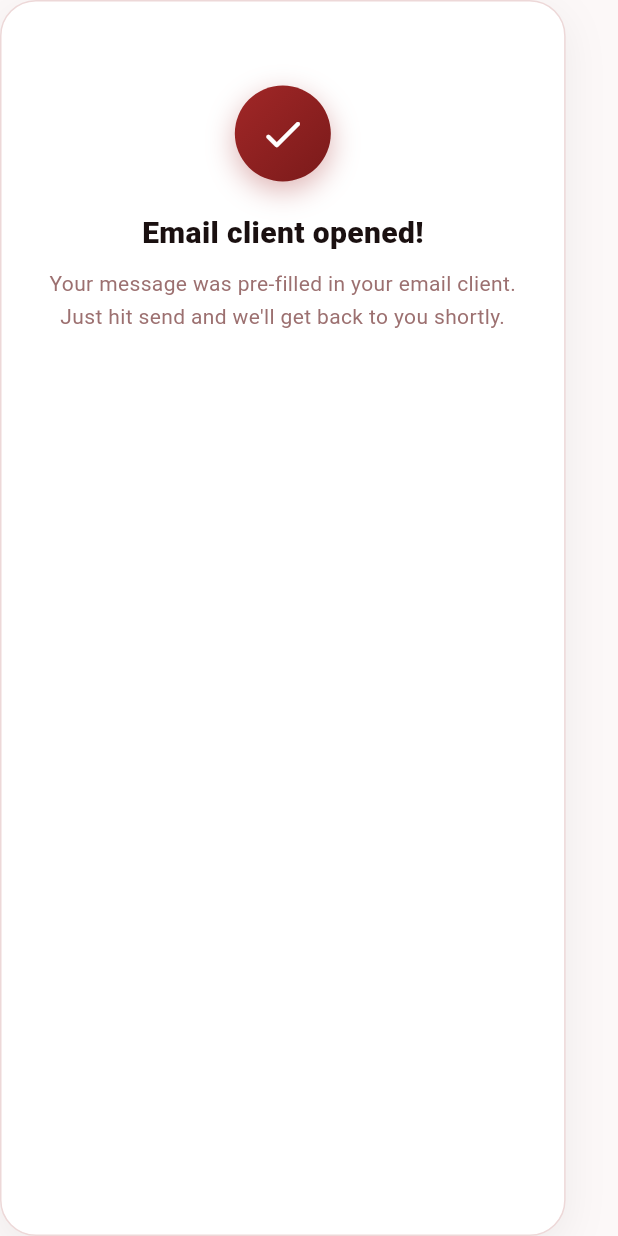
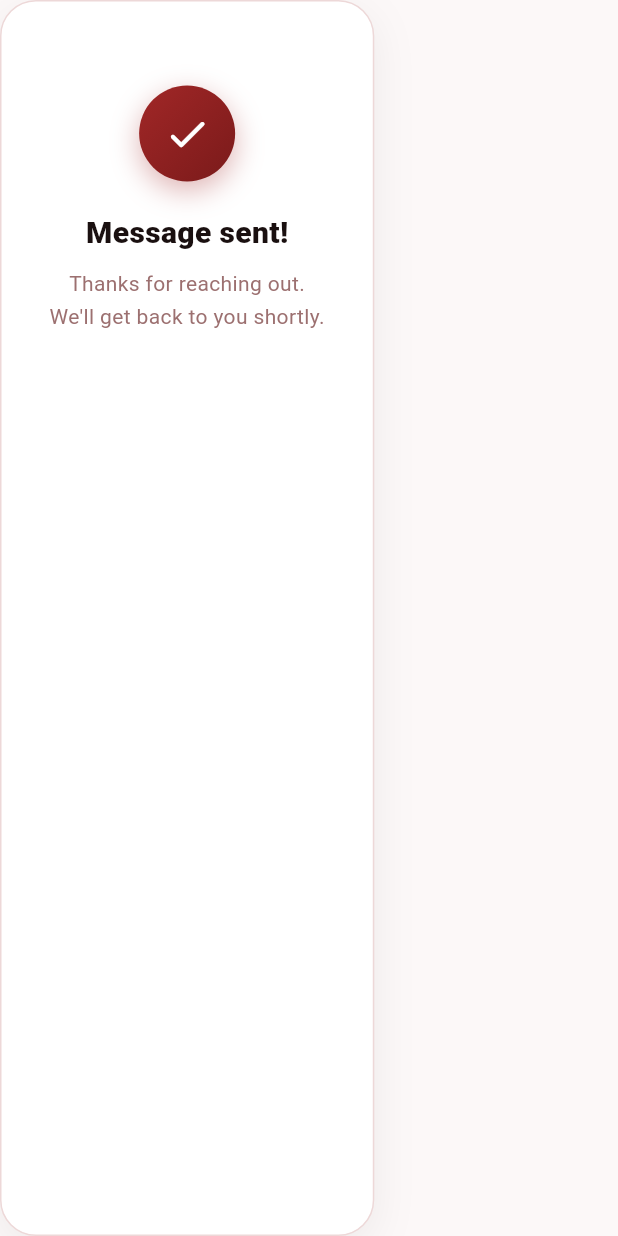
Before and after one commit to Krishita22/UniFind, a Flutter app: the _SuccessCard widget shown alone on an empty page, opened directly, on a phone screen of 412 x 824 dp. Run offline on Flutter 3.47's test engine with Material 3 defaults, Android fonts, the phone set to English and light mode, and no system bars; our stand-ins replace image_picker, shared_preferences; accounts and stored records are empty; network calls fail; Roboto replaces fonts that are missing (Georgia).

Commit message:
Contactphp file in cPanel and landing page edit for contact section

```diff
--- a/unifind_flutter/lib/src/landing_page.dart
+++ b/unifind_flutter/lib/src/landing_page.dart
@@ -970,9 +970,9 @@ class _SuccessCard extends StatelessWidget {
             child: const Icon(Icons.check_rounded, color: Colors.white, size: 32),
           ),
           const SizedBox(height: 20),
-          const Text('Email client opened!', style: TextStyle(fontSize: 20, fontWeight: FontWeight.w900, color: cText)),
+          const Text('Message sent!', style: TextStyle(fontSize: 20, fontWeight: FontWeight.w900, color: cText)),
           const SizedBox(height: 8),
-          const Text('Your message was pre-filled in your email client.\nJust hit send and we\'ll get back to you shortly.', textAlign: TextAlign.center, style: TextStyle(fontSize: 14, color: cMuted, height: 1.6)),
+          const Text('Thanks for reaching out.\nWe\'ll get back to you shortly.', textAlign: TextAlign.center, style: TextStyle(fontSize: 14, color: cMuted, height: 1.6)),
         ],
       ),
     );
```
